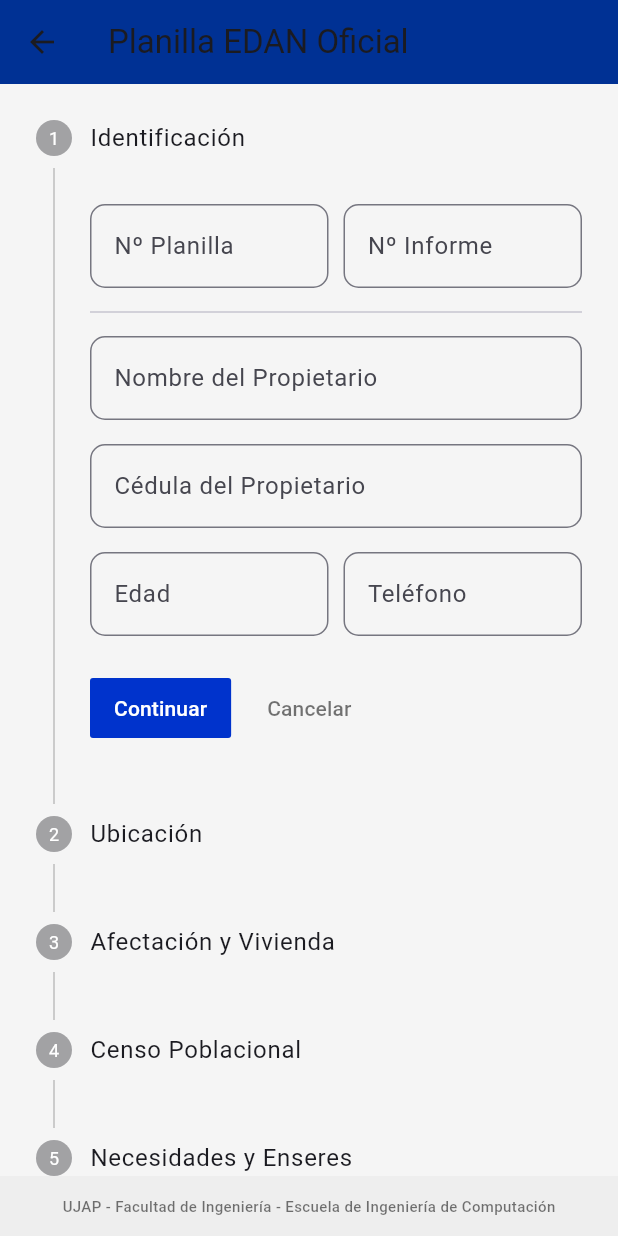
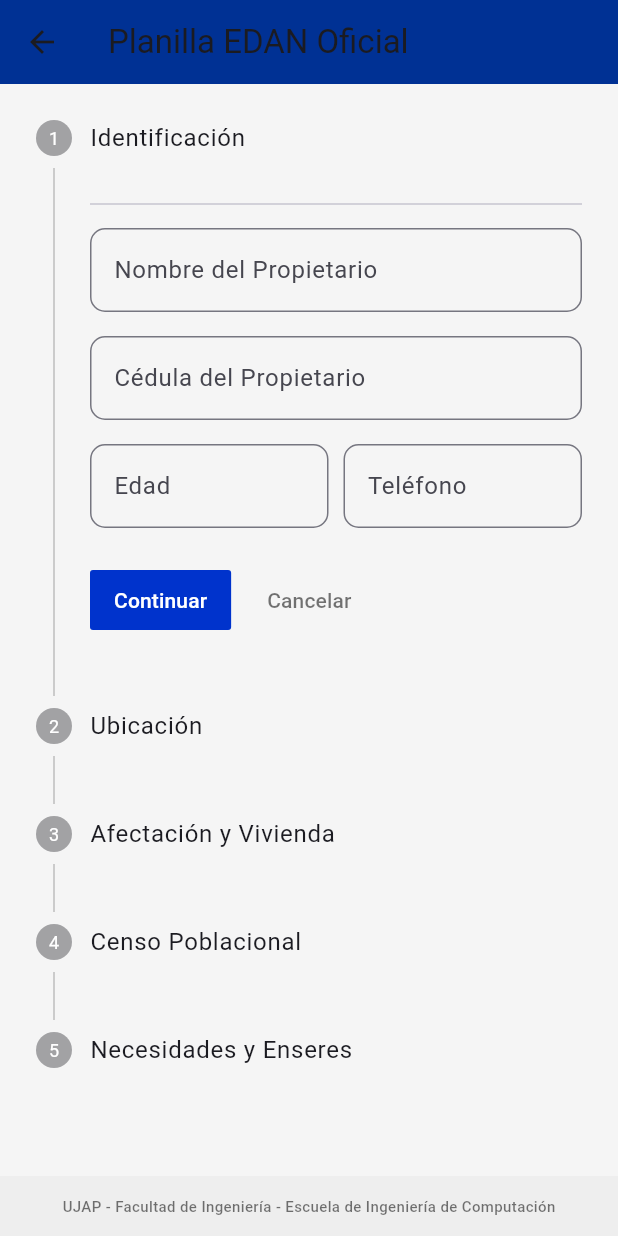
Before and after one commit to guillexexe/SIRI_App_Carabobo, a Flutter app: the EdanFormScreen screen opened directly with empty values, on a phone screen of 412 x 824 dp. Run offline on Flutter 3.47's test engine with Material 3 defaults, Android fonts, the phone set to English and light mode, and no system bars; our stand-ins replace flutter_map, geolocator, image_picker, latlong2, shared_preferences; accounts and stored records are empty.

```diff
--- a/repor_pc_app/lib/edan_form.dart
+++ b/repor_pc_app/lib/edan_form.dart
@@ -90,8 +90,8 @@ class _EdanFormScreenState extends State<EdanFormScreen> {
   bool _isLoading = false;
   final _formKey = GlobalKey<FormState>();
   // 1. IDENTIFICACIÓN Y PROPIETARIO
-  final _nroPlanillaCtrl = TextEditingController();
-  final _nroInformeCtrl = TextEditingController();
+  //final _nroPlanillaCtrl = TextEditingController();
+  //final _nroInformeCtrl = TextEditingController();
   final _propietarioCtrl = TextEditingController();
   final _cedulaCtrl = TextEditingController();
   final _edadCtrl = TextEditingController();
@@ -228,11 +228,11 @@ class _EdanFormScreenState extends State<EdanFormScreen> {
   Step _stepIdentificacion() => Step(
     title: const Text("Identificación"),
     content: Column(children: [
-      Row(children: [
-        Expanded(child: _buildTextField(_nroPlanillaCtrl, "Nº Planilla")),
-        const SizedBox(width: 10),
-        Expanded(child: _buildTextField(_nroInformeCtrl, "Nº Informe")),
-      ]),
+      ///Row(children: [
+      ///  Expanded(child: _buildTextField(_nroPlanillaCtrl, "Nº Planilla")),
+      ///  const SizedBox(width: 10),
+      /// Expanded(child: _buildTextField(_nroInformeCtrl, "Nº Informe")),
+      ///]),
       const Divider(),
       _buildTextField(_propietarioCtrl, "Nombre del Propietario"),
       _buildTextField(
@@ -562,8 +562,8 @@ class _EdanFormScreenState extends State<EdanFormScreen> {
   String? _validarPaso(int paso) {
     switch (paso) {
       case 0:
-        if (_nroPlanillaCtrl.text.trim().isEmpty) return 'Indique el Nº de planilla.';
-        if (_nroInformeCtrl.text.trim().isEmpty) return 'Indique el Nº de informe.';
+        ///if (_nroPlanillaCtrl.text.trim().isEmpty) return 'Indique el Nº de planilla.';
+        ///if (_nroInformeCtrl.text.trim().isEmpty) return 'Indique el Nº de informe.';
         if (_propietarioCtrl.text.trim().isEmpty) return 'Indique el nombre del propietario.';
         final errCed = _validarCedula(_cedulaCtrl.text);
         if (errCed != null) return errCed;
@@ -643,7 +643,7 @@ class _EdanFormScreenState extends State<EdanFormScreen> {
     final idOficial = int.parse(widget.datosIniciales['id_usuario'].toString());
     final edanData = {
         'id_oficial': idOficial,
-        'numero_planilla': _nroPlanillaCtrl.text.trim(),
+        /// 'numero_planilla': _nroPlanillaCtrl.text.trim(),
         'propetario': _propietarioCtrl.text.trim(),
         'p_cedula': _cedulaCtrl.text.trim().toUpperCase(),
         'P_edad': int.parse(_edadCtrl.text.trim()),
@@ -656,7 +656,7 @@ class _EdanFormScreenState extends State<EdanFormScreen> {
         'direccion': _direccionCtrl.text.trim(),
         'lat': widget.datosIniciales['lat'],
         'lng': widget.datosIniciales['lng'],
-        'nro_informe': _nroInformeCtrl.text.trim(),
+        ///'nro_informe': _nroInformeCtrl.text.trim(),
         'fecha_solicitud': _fechaSolicitudCtrl.text,
         'fecha_afectacion': _fechaAfectacionCtrl.text,
         'descripcion_afectacion': _descAfectacionCtrl.text.trim(),
```
Also changed, not shown: 1 other file.
